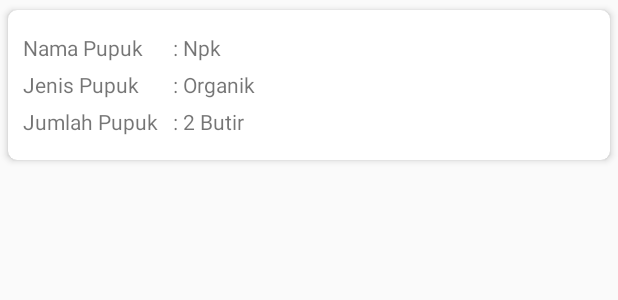
After one commit to CropStudio/DesainMobilePetaniApp, an Android app: the layout content_pupuk.xml on its own in the app's theme, with its tools: preview values and no code run, on a phone screen of 412 x 824 dp. The commit adds this screen. Shown: the top 300 px of the screen. Run offline under Robolectric (Android 15) with nearby library versions, the phone set to English and light mode, and no system bars; network calls fail.

Commit message:
List Data Pupuk

```diff
--- a/app/src/main/AndroidManifest.xml
+++ b/app/src/main/AndroidManifest.xml
@@ -20,7 +20,8 @@
         android:supportsRtl="true"
         android:theme="@style/AppTheme"
         android:usesCleartextTraffic="true">
-        <activity android:name=".petani.anak.InputDataAnak"></activity>
+        <activity android:name=".petani.jatah.ListDataPupuk"></activity>
+        <activity android:name=".petani.anak.InputDataAnak" />
         <activity android:name=".petani.anak.ListDataAnak" />
         <activity android:name=".Testdoang" />
         <activity
--- a/app/src/main/java/com/example/app4g/server/Config_URL.java
+++ b/app/src/main/java/com/example/app4g/server/Config_URL.java
@@ -19,4 +19,7 @@ public class Config_URL
     //data anak
     public static String dataAnak     = base_URL + "/cekanak/";
     public static String anak         = base_URL + "/anak";
+
+    //data pupuk
+    public static String dataPupuk     = base_URL + "/jatah/";
 }
--- a/app/src/main/res/layout/activity_dashboard.xml
+++ b/app/src/main/res/layout/activity_dashboard.xml
@@ -31,6 +31,7 @@
                 xmlns:card_view="http://schemas.android.com/apk/res-auto"
                 android:foreground="?android:attr/selectableItemBackground">
                 <LinearLayout
+                    android:id="@+id/LinierPupuk"
                     android:layout_width="match_parent"
                     android:layout_height="match_parent"
                     android:orientation="vertical"
--- /dev/null
+++ b/app/src/main/res/layout/content_pupuk.xml
@@ -0,0 +1,80 @@
+<?xml version="1.0" encoding="utf-8"?>
+<android.support.v7.widget.CardView xmlns:android="http://schemas.android.com/apk/res/android"
+    xmlns:card_view="http://schemas.android.com/apk/res-auto"
+    android:layout_width="match_parent"
+    android:layout_height="wrap_content"
+    card_view:cardCornerRadius="6dp"
+    card_view:cardElevation="3dp"
+    android:id="@+id/myCard"
+    card_view:cardUseCompatPadding="true">
+
+    <LinearLayout
+        android:layout_width="match_parent"
+        android:layout_height="100dp"
+        android:gravity="center"
+        android:padding="10dp"
+        android:orientation="vertical">
+        <LinearLayout
+            android:layout_width="match_parent"
+            android:layout_height="wrap_content"
+            android:orientation="horizontal">
+            <TextView
+                android:layout_width="100dp"
+                android:layout_height="wrap_content"
+                android:text="Nama Pupuk"/>
+
+            <TextView
+                android:layout_width="wrap_content"
+                android:layout_height="wrap_content"
+                android:text=": "/>
+
+            <TextView
+                android:id="@+id/namaPupuk"
+                android:layout_width="match_parent"
+                android:layout_height="wrap_content"
+                android:text="Npk"/>
+        </LinearLayout>
+        <LinearLayout
+            android:layout_width="match_parent"
+            android:layout_height="wrap_content"
+            android:layout_marginTop="5dp"
+            android:orientation="horizontal">
+            <TextView
+                android:layout_width="100dp"
+                android:layout_height="wrap_content"
+                android:text="Jenis Pupuk"/>
+
+            <TextView
+                android:layout_width="wrap_content"
+                android:layout_height="wrap_content"
+                android:text=": "/>
+
+            <TextView
+                android:id="@+id/jenisPupuk"
+                android:layout_width="match_parent"
+                android:layout_height="wrap_content"
+                android:text="Organik"/>
+        </LinearLayout>
+        <LinearLayout
+            android:layout_width="match_parent"
+            android:layout_height="wrap_content"
+            android:layout_marginTop="5dp"
+            android:orientation="horizontal">
+            <TextView
+                android:layout_width="100dp"
+                android:layout_height="wrap_content"
+                android:text="Jumlah Pupuk"/>
+
+            <TextView
+                android:layout_width="wrap_content"
+                android:layout_height="wrap_content"
+                android:text=": "/>
+
+            <TextView
+                android:id="@+id/jmlhPupuk"
+                android:layout_width="match_parent"
+                android:layout_height="wrap_content"
+                android:text="2 Butir"/>
+        </LinearLayout>
+    </LinearLayout>
+</android.support.v7.widget.CardView>
```
Also changed, not shown: app/src/main/java/com/example/app4g/adapter/AdapterPupuk.java (added, +77 -0 lines), app/src/main/java/com/example/app4g/data/DataPupuk.java (added, +47 -0 lines), app/src/main/java/com/example/app4g/petani/Dashboard.java (+44 -7 lines), app/src/main/java/com/example/app4g/petani/jatah/ListDataPupuk.java (added, +237 -0 lines), app/src/main/res/layout/activity_list_data_pupuk.xml (added, +84 -0 lines).
